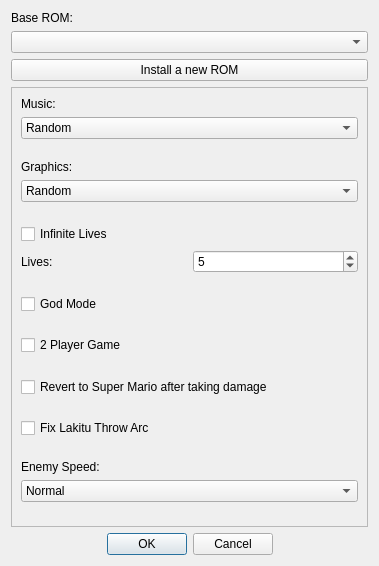
Coolcord/Level-Headed, file SMB1/SMB1_Compliance_To_SMB1/Configure_Base_Form.ui: the form before one commit.
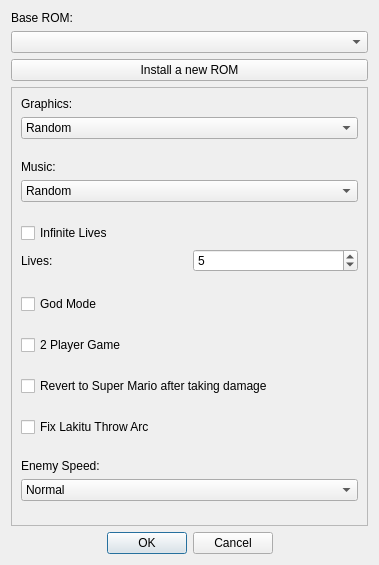
The form after the commit.

Commit message: Added graphics by flamepanther

Diff of the .ui file:
```diff
--- a/SMB1/SMB1_Compliance_To_SMB1/Configure_Base_Form.ui
+++ b/SMB1/SMB1_Compliance_To_SMB1/Configure_Base_Form.ui
@@ -7,7 +7,7 @@
     <x>0</x>
     <y>0</y>
     <width>379</width>
-    <height>566</height>
+    <height>565</height>
    </rect>
   </property>
   <property name="windowTitle">
@@ -46,21 +46,21 @@
         <x>0</x>
         <y>0</y>
         <width>355</width>
-        <height>422</height>
+        <height>421</height>
        </rect>
       </property>
       <layout class="QVBoxLayout" name="verticalLayout">
        <item>
-        <layout class="QVBoxLayout" name="layoutMusic">
+        <layout class="QVBoxLayout" name="verticalLayout_4">
          <item>
-          <widget class="QLabel" name="lblMusic">
+          <widget class="QLabel" name="lblGraphics">
            <property name="text">
-            <string>Music:</string>
+            <string>Graphics:</string>
            </property>
           </widget>
          </item>
          <item>
-          <widget class="QComboBox" name="comboMusic">
+          <widget class="QComboBox" name="comboGraphics">
            <item>
             <property name="text">
              <string>Random</string>
@@ -81,7 +81,7 @@
         </layout>
        </item>
        <item>
-        <spacer name="verticalSpacer_8">
+        <spacer name="verticalSpacer_7">
          <property name="orientation">
           <enum>Qt::Vertical</enum>
          </property>
@@ -94,16 +94,16 @@
         </spacer>
        </item>
        <item>
-        <layout class="QVBoxLayout" name="verticalLayout_4">
+        <layout class="QVBoxLayout" name="layoutMusic">
          <item>
-          <widget class="QLabel" name="lblGraphics">
+          <widget class="QLabel" name="lblMusic">
            <property name="text">
-            <string>Graphics:</string>
+            <string>Music:</string>
            </property>
           </widget>
          </item>
          <item>
-          <widget class="QComboBox" name="comboGraphics">
+          <widget class="QComboBox" name="comboMusic">
            <item>
             <property name="text">
              <string>Random</string>
@@ -124,7 +124,7 @@
         </layout>
        </item>
        <item>
-        <spacer name="verticalSpacer_7">
+        <spacer name="verticalSpacer_8">
          <property name="orientation">
           <enum>Qt::Vertical</enum>
          </property>
```
Left out of the diff: 13 changed lines with no effect on the pictures. The commit also changes 6 other files.
